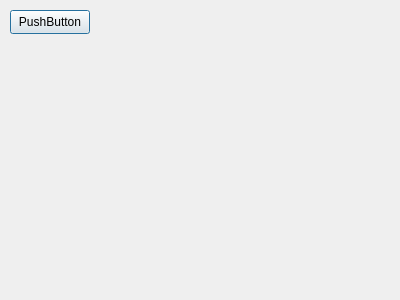
This is demo01/fatherdialog.ui in lws597/fucking-macqt as Qt 5 draws it before an edit. The edited form follows.
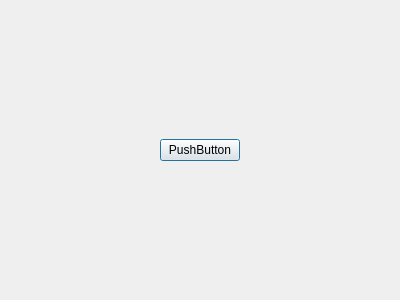
This is the edited form.

Diff of the .ui file:
```diff
--- a/demo01/fatherdialog.ui
+++ b/demo01/fatherdialog.ui
@@ -13,19 +13,75 @@
   <property name="windowTitle">
    <string>FatherDialog</string>
   </property>
-  <widget class="QPushButton" name="pushButton">
-   <property name="geometry">
-    <rect>
-     <x>10</x>
-     <y>10</y>
-     <width>80</width>
-     <height>24</height>
-    </rect>
-   </property>
-   <property name="text">
-    <string>PushButton</string>
-   </property>
-  </widget>
+  <layout class="QHBoxLayout" name="horizontalLayout_2">
+   <item>
+    <layout class="QHBoxLayout" name="horizontalLayout">
+     <item>
+      <spacer name="horizontalSpacer">
+       <property name="orientation">
+        <enum>Qt::Horizontal</enum>
+       </property>
+       <property name="sizeHint" stdset="0">
+        <size>
+         <width>40</width>
+         <height>20</height>
+        </size>
+       </property>
+      </spacer>
+     </item>
+     <item>
+      <layout class="QVBoxLayout" name="verticalLayout">
+       <item>
+        <spacer name="verticalSpacer">
+         <property name="orientation">
+          <enum>Qt::Vertical</enum>
+         </property>
+         <property name="sizeHint" stdset="0">
+          <size>
+           <width>20</width>
+           <height>40</height>
+          </size>
+         </property>
+        </spacer>
+       </item>
+       <item>
+        <widget class="QPushButton" name="pushButton">
+         <property name="text">
+          <string>PushButton</string>
+         </property>
+        </widget>
+       </item>
+       <item>
+        <spacer name="verticalSpacer_2">
+         <property name="orientation">
+          <enum>Qt::Vertical</enum>
+         </property>
+         <property name="sizeHint" stdset="0">
+          <size>
+           <width>20</width>
+           <height>40</height>
+          </size>
+         </property>
+        </spacer>
+       </item>
+      </layout>
+     </item>
+     <item>
+      <spacer name="horizontalSpacer_2">
+       <property name="orientation">
+        <enum>Qt::Horizontal</enum>
+       </property>
+       <property name="sizeHint" stdset="0">
+        <size>
+         <width>40</width>
+         <height>20</height>
+        </size>
+       </property>
+      </spacer>
+     </item>
+    </layout>
+   </item>
+  </layout>
  </widget>
  <resources/>
  <connections/>
```
